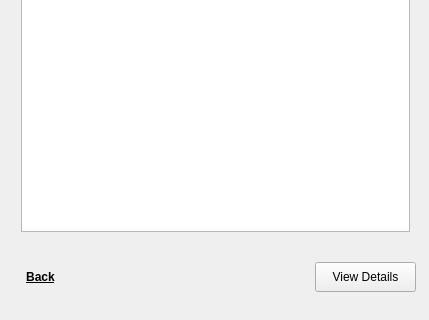
dank-devz/effective-octo-meme, file src/form/mainwindow.ui: the form before one commit; both pictures show x 0 to 429 and y 196 to 516 of the 429 by 516 pixel window.
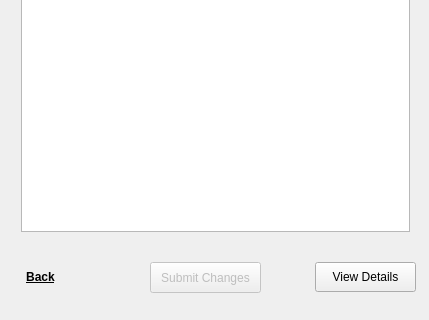
The form after the commit. The open tabs and pages were chosen to show the change.

Commit message: add submit changes button for view restaurants page

Patch:
```diff
--- a/src/form/mainwindow.ui
+++ b/src/form/mainwindow.ui
@@ -193,6 +193,22 @@
        </item>
       </layout>
      </widget>
+     <widget class="QPushButton" name="admin_submitChanges_restaurant_pushButton">
+      <property name="enabled">
+       <bool>false</bool>
+      </property>
+      <property name="geometry">
+       <rect>
+        <x>150</x>
+        <y>440</y>
+        <width>111</width>
+        <height>31</height>
+       </rect>
+      </property>
+      <property name="text">
+       <string>Submit Changes</string>
+      </property>
+     </widget>
     </widget>
     <widget class="QWidget" name="page_planRegularTrip">
      <widget class="QLabel" name="planRegularTrip_label_title">
```
Left out of the diff: 2 changed lines with no effect on the pictures. The commit also changes 2 other files.
